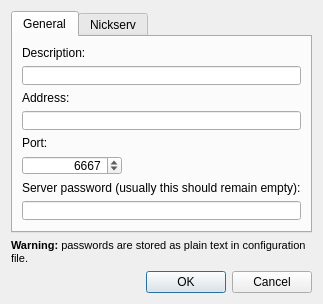
Before: the Qt Designer form src/gui/configuration/irc/cfgircdefinenetworkdialog.ui in Destroyerrrocket/doomseeker-unofficial, drawn with Qt 5.
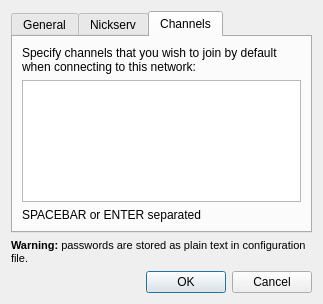
After: the same form once the commit is applied. The open tabs and pages were chosen to show the change.

What changed in the file:
```diff
--- a/src/gui/configuration/irc/cfgircdefinenetworkdialog.ui
+++ b/src/gui/configuration/irc/cfgircdefinenetworkdialog.ui
@@ -169,6 +169,36 @@
        </item>
       </layout>
      </widget>
+     <widget class="QWidget" name="tab_3">
+      <attribute name="title">
+       <string>Channels</string>
+      </attribute>
+      <layout class="QVBoxLayout" name="verticalLayout_4">
+       <item>
+        <widget class="QLabel" name="label_8">
+         <property name="text">
+          <string>Specify channels that you wish to join by default when connecting to this network:</string>
+         </property>
+         <property name="wordWrap">
+          <bool>true</bool>
+         </property>
+        </widget>
+       </item>
+       <item>
+        <widget class="QTextEdit" name="teAutojoinChannels"/>
+       </item>
+       <item>
+        <widget class="QLabel" name="label_9">
+         <property name="text">
+          <string>SPACEBAR or ENTER separated</string>
+         </property>
+         <property name="wordWrap">
+          <bool>true</bool>
+         </property>
+        </widget>
+       </item>
+      </layout>
+     </widget>
     </widget>
    </item>
    <item>
```
